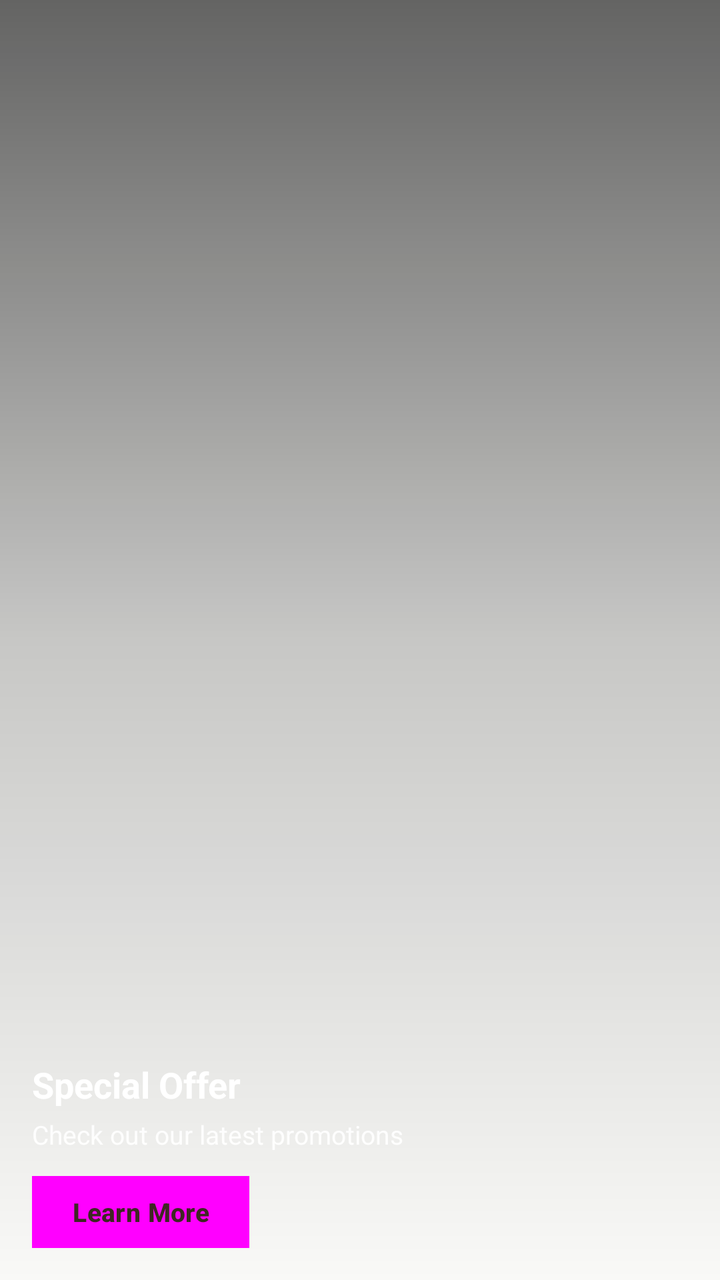
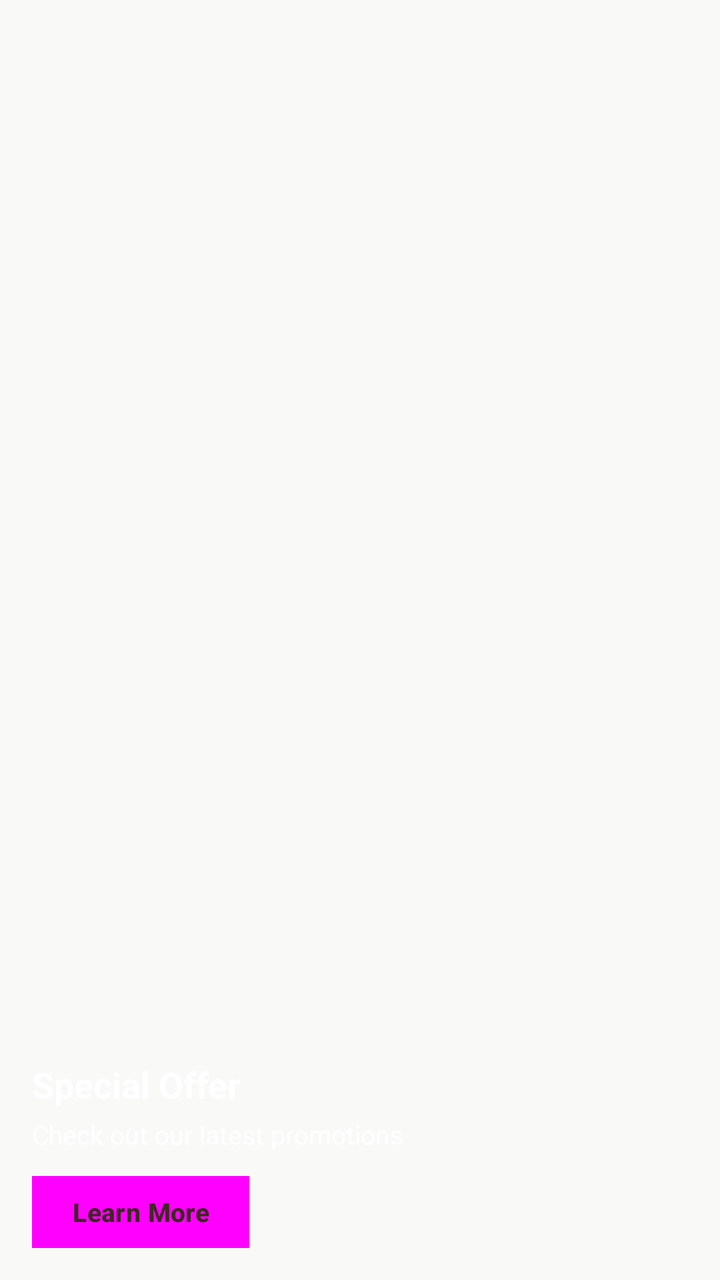

The first picture is an Android layout as it rendered before a commit; the second is the same layout after the commit. The layout source and the unified diff follow.
<!-- AndroidManifest.xml: application theme Theme.BeckieDealApp -->
<!-- res/layout/item_slide_banner.xml -->
<?xml version="1.0" encoding="utf-8"?>
<FrameLayout xmlns:android="http://schemas.android.com/apk/res/android"
    xmlns:tools="http://schemas.android.com/tools"
    android:layout_width="match_parent"
    android:layout_height="match_parent"
    android:layout_marginStart="0dp"
    android:layout_marginEnd="0dp"
    android:layout_marginBottom="0dp"
    android:clipChildren="false"
    android:clipToPadding="false">

    
    <ImageView
        android:id="@+id/slideBannerImage"
        android:layout_width="match_parent"
        android:layout_height="match_parent"
        android:scaleType="centerCrop"
        android:contentDescription="@string/slide_image_description" />

    
    <View
        android:id="@+id/slideGradientOverlay"
        android:layout_width="match_parent"
        android:layout_height="match_parent"
        android:alpha="0.7" />

    
    <LinearLayout
        android:layout_width="match_parent"
        android:layout_height="match_parent"
        android:orientation="vertical"
        android:gravity="bottom"
        android:padding="16dp"
        android:background="@drawable/gradient_slide_overlay">

        
        <TextView
            android:id="@+id/slideTitle"
            android:layout_width="match_parent"
            android:layout_height="wrap_content"
            android:textColor="@android:color/white"
            android:textSize="18sp"
            android:textStyle="bold"
            android:text="@string/slide_default_title"
            android:ellipsize="end"
            android:maxLines="1"
            android:layout_marginBottom="4dp" />

        
        <TextView
            android:id="@+id/slideSubtitle"
            android:layout_width="match_parent"
            android:layout_height="wrap_content"
            android:textColor="@android:color/white"
            android:textSize="13sp"
            android:alpha="0.9"
            android:text="@string/slide_default_subtitle"
            android:ellipsize="end"
            android:maxLines="2"
            android:layout_marginBottom="12dp" />

        
        <Button
            android:id="@+id/slideCtaButton"
            android:layout_width="wrap_content"
            android:layout_height="36dp"
            android:text="@string/slide_default_button"
            android:textColor="@color/dark_brown"
            android:textSize="13sp"
            android:textStyle="bold"
            android:textAllCaps="false"
            android:paddingStart="20dp"
            android:paddingEnd="20dp"
            android:background="@drawable/slide_button_background"
            android:stateListAnimator="@null"
            android:contentDescription="@string/slide_cta_button" />

    </LinearLayout>

    
    <TextView
        android:id="@+id/slideTag"
        android:layout_width="wrap_content"
        android:layout_height="wrap_content"
        android:layout_gravity="top|start"
        android:layout_marginTop="14dp"
        android:background="@color/yellow_star"
        android:paddingHorizontal="10dp"
        android:paddingVertical="3dp"
        android:text="NEW ARRIVAL"
        android:textColor="@color/dark_brown"
        android:textSize="11sp"
        android:textStyle="bold"
        android:visibility="gone" />

    
    <TextView
        android:id="@+id/slideCounter"
        android:layout_width="wrap_content"
        android:layout_height="wrap_content"
        android:layout_gravity="top|end"
        android:layout_margin="12dp"
        android:background="@drawable/slide_counter_bg"
        android:paddingHorizontal="8dp"
        android:paddingVertical="2dp"
        android:text="1 / 4"
        android:textColor="@android:color/white"
        android:textSize="11sp"
        android:visibility="gone" />

</FrameLayout>
<!-- resources referenced by this layout -->
<resources>
  <color name="dark_brown">#3E2723</color>
  <color name="yellow_star">#FFC107</color>
  <!-- drawable gradient_slide_overlay (drawable) -->
  <?xml version="1.0" encoding="utf-8"?>
  <shape xmlns:android="http://schemas.android.com/apk/res/android">
      <gradient
          android:type="linear"
          android:angle="90"
          android:startColor="#00000000"
          android:centerColor="#33000000"
          android:endColor="#99000000" />
  </shape>
  <!-- drawable slide_button_background (drawable) -->
  <?xml version="1.0" encoding="utf-8"?>
  <ripple xmlns:android="http://schemas.android.com/apk/res/android"
      android:color="#33000000">
      <item>
          <shape android:shape="rectangle">
              <solid android:color="@color/yellow_star" />
          </shape>
      </item>
  </ripple>
  <!-- drawable slide_counter_bg (drawable) -->
  <?xml version="1.0" encoding="utf-8"?>
  <shape xmlns:android="http://schemas.android.com/apk/res/android"
      android:shape="rectangle">
      <solid android:color="#73000000" />
  </shape>
  <string name="slide_cta_button">View promotion</string>
  <string name="slide_default_button">Learn More</string>
  <string name="slide_default_subtitle">Check out our latest promotions</string>
  <string name="slide_default_title">Special Offer</string>
  <string name="slide_image_description">Promotional slide image</string>
  <style name="Theme.BeckieDealApp" parent="Base.Theme.BeckieDealApp">
          <item name="buttonStyle">@style/Widget.App.Button</item>
          <item name="materialButtonStyle">@style/Widget.App.Button</item>
      </style>
  <style name="Widget.App.Button" parent="Widget.Material3.Button">
          <item name="shapeAppearance">@style/ShapeAppearance.App.Button.Pill</item>
          <item name="android:textAppearance">@style/TextAppearance.App.Button</item>
      </style>
  <color name="primary">#FDC011</color>
  <color name="on_primary">#FFFFFF</color>
  <color name="primary_container">#FDC011</color>
  <color name="on_primary_container">#582200</color>
  <color name="background">#F9F9F7</color>
  <color name="chip_selected_bg">#3E2723</color>
  <color name="surface">#FFFFFF</color>
  <color name="on_surface">#251913</color>
  <style name="TextAppearance.App.ScreenTitle" parent="TextAppearance.Material3.HeadlineMedium">
          <item name="android:fontFamily">@font/amulya_bold</item>
          <item name="android:textSize">28sp</item>
          <item name="android:letterSpacing">-0.02</item>
          <item name="android:textColor">#000000</item>
      </style>
  <style name="TextAppearance.App.PriceHero" parent="TextAppearance.Material3.TitleLarge">
          <item name="android:fontFamily">@font/amulya_bold</item>
          <item name="android:textSize">22sp</item>
          <item name="android:letterSpacing">-0.01</item>
          <item name="android:textColor">@color/text_primary</item>
      </style>
  <style name="TextAppearance.App.Button" parent="TextAppearance.Material3.LabelLarge">
          <item name="android:fontFamily">@font/synonym_semibold</item>
          <item name="android:textSize">15sp</item>
          <item name="android:letterSpacing">0.01</item>
          <item name="android:textAllCaps">false</item>
      </style>
  <style name="ShapeAppearance.App.Button.Pill" parent="">
          <item name="cornerFamily">rounded</item>
          <item name="cornerSize">50%</item>
      </style>
  <color name="text_primary">#1E293B</color>
  <color name="text_secondary">#64748B</color>
  <color name="nav_indicator_fill">#FFF1EB</color>
  <style name="ShapeAppearance.App.BottomNav.ActiveIndicator" parent="">
          <item name="cornerFamily">rounded</item>
          <item name="cornerSize">50%</item>
      </style>
  <!-- unchanged entries left out for length: 9 -->
</resources>

<!-- the commit's change to res/layout/item_slide_banner.xml (unified diff, before → after) -->
@@ -22,7 +22,7 @@
         android:id="@+id/slideGradientOverlay"
         android:layout_width="match_parent"
         android:layout_height="match_parent"
-        android:alpha="0.7" />
+        android:visibility="gone" />
 
     
     <LinearLayout
@@ -30,8 +30,7 @@
         android:layout_height="match_parent"
         android:orientation="vertical"
         android:gravity="bottom"
-        android:padding="16dp"
-        android:background="@drawable/gradient_slide_overlay">
+        android:padding="16dp">
 
         
         <TextView
<!-- resource entries referenced after the edit -->
@@ -2,16 +2,6 @@
 <resources>
   <color name="dark_brown">#3E2723</color>
   <color name="yellow_star">#FFC107</color>
-  <!-- drawable gradient_slide_overlay (drawable) -->
-  <?xml version="1.0" encoding="utf-8"?>
-  <shape xmlns:android="http://schemas.android.com/apk/res/android">
-      <gradient
-          android:type="linear"
-          android:angle="90"
-          android:startColor="#00000000"
-          android:centerColor="#33000000"
-          android:endColor="#99000000" />
-  </shape>
   <!-- drawable slide_button_background (drawable) -->
   <?xml version="1.0" encoding="utf-8"?>
   <ripple xmlns:android="http://schemas.android.com/apk/res/android"
